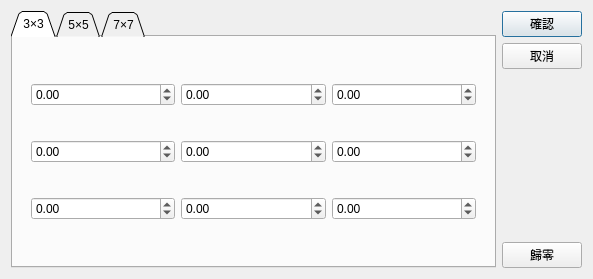
Above: SE-342/assignments/ass2/src/MorphologicalExample/kerneleditor.ui from yepengpeng-1/2019-2020-autumn-semester before the change. Below: the same form after it.
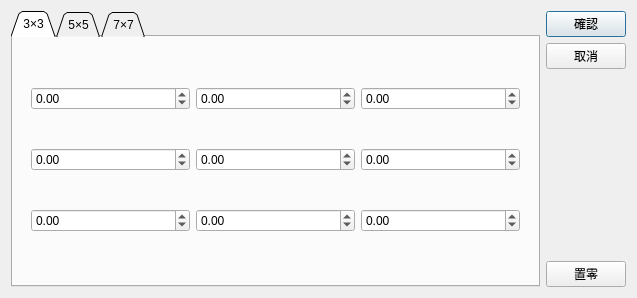
That is the form after the change. Icons and pictures are not drawn.

```diff
--- a/SE-342/assignments/ass2/src/MorphologicalExample/kerneleditor.ui
+++ b/SE-342/assignments/ass2/src/MorphologicalExample/kerneleditor.ui
@@ -9,8 +9,8 @@
    <rect>
     <x>0</x>
     <y>0</y>
-    <width>583</width>
-    <height>279</height>
+    <width>637</width>
+    <height>298</height>
    </rect>
   </property>
   <property name="cursor">
@@ -1287,7 +1287,7 @@
      <item>
       <widget class="QPushButton" name="resetButton">
        <property name="text">
-        <string>歸零</string>
+        <string>置零</string>
        </property>
       </widget>
      </item>
```
Left out of the diff: 3 changed lines with no effect on the pictures.
